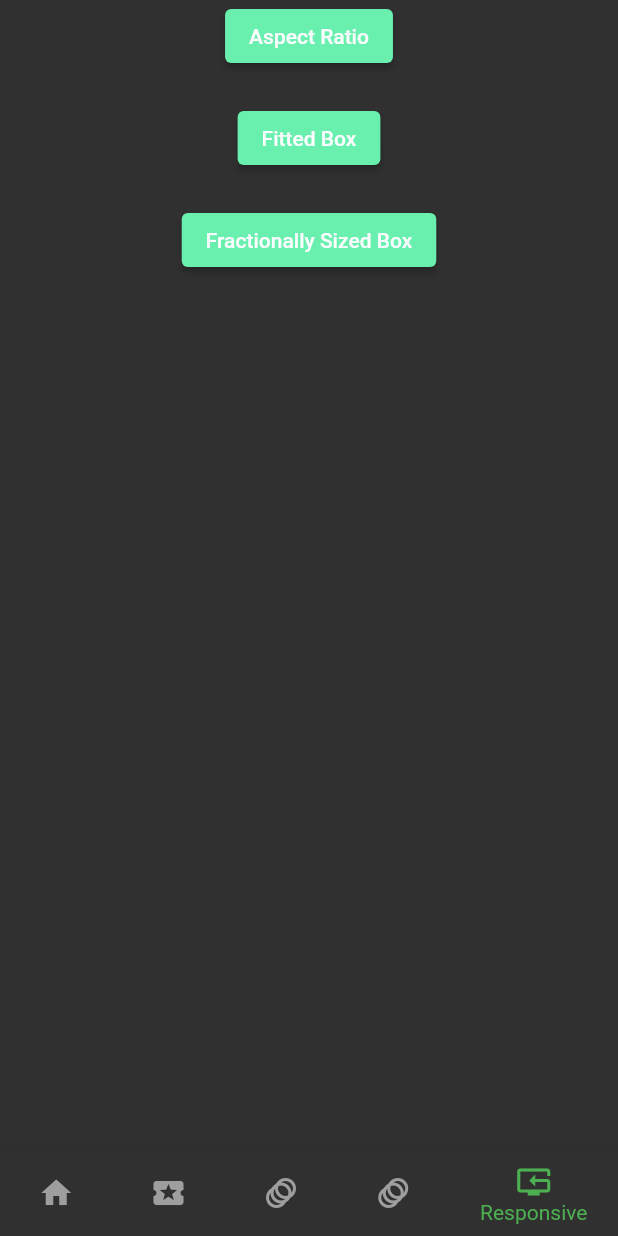
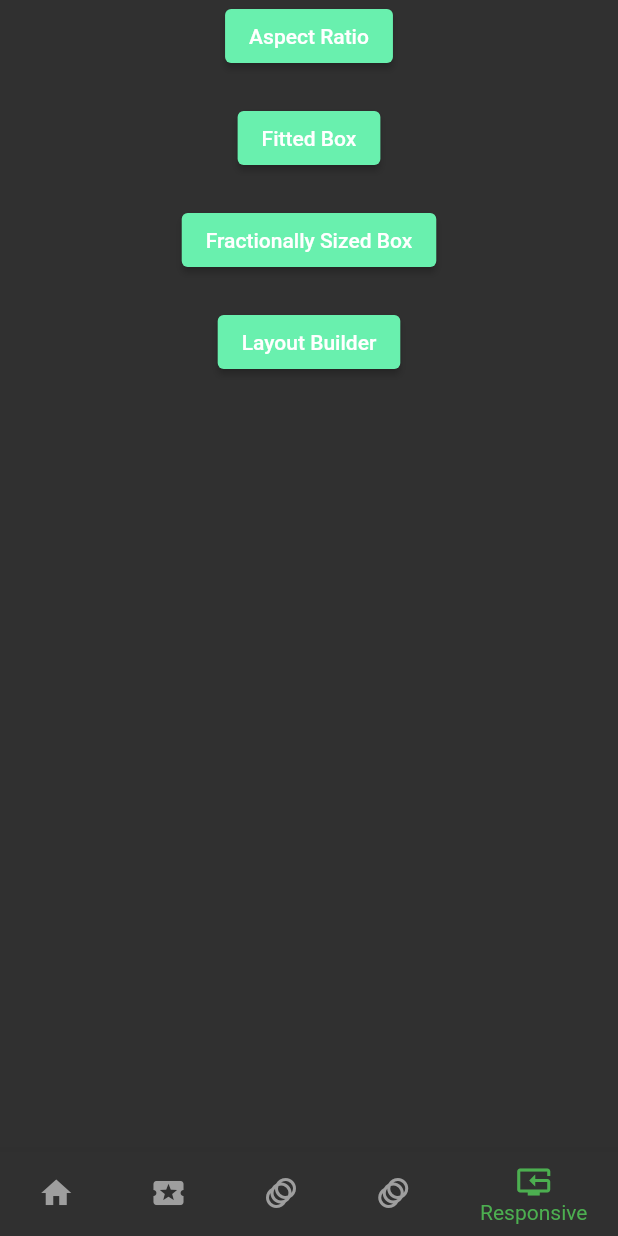
Before and after one commit to irfan701/Flutter, a Flutter app: the screen it shows after launch, item 5 of the bottom bar chosen, on a phone screen of 412 x 824 dp. Run offline on Flutter 3.47's test engine with Material 2 defaults, Android fonts, the light colour scheme and no system bars; our stand-ins replace get, google_fonts, lottie, rive; network calls fail.

Commit message:
Responsive LayoutBuilder
Responsive  LayoutBuilder

```diff
--- a/bin/day8/day_eight/lib/main.dart
+++ b/bin/day8/day_eight/lib/main.dart
@@ -7,6 +7,7 @@ import 'package:day_eight/pages/AnimationScreenTwo.dart';
 import 'package:day_eight/pages/ResAspectRatio.dart';
 import 'package:day_eight/pages/ResFittedBox.dart';
 import 'package:day_eight/pages/ResFractionallySizedBox.dart';
+import 'package:day_eight/pages/ResLayoutBuilder.dart';
 import 'package:flutter/material.dart';
 import 'package:get/get.dart';
 import 'package:get/get_navigation/get_navigation.dart';
@@ -28,6 +29,7 @@ class MyApp extends StatelessWidget {
           'res-one': (context) => ResAspectRatio(),
           'res-two': (context) => ResFittedBox(),
           'res-three': (context) => ResFractionallySizedBox(),
+          'res-four': (context) => ResLayoutBuilder(),
         },
         translations: Languages(),
         //locale: Get.deviceLocale,
--- a/bin/day8/day_eight/lib/pages/Responsive.dart
+++ b/bin/day8/day_eight/lib/pages/Responsive.dart
@@ -33,6 +33,14 @@ class Responsive extends StatelessWidget {
                   Navigator.pushNamed(context, 'res-three');
                 },
                 child: Text("Fractionally Sized Box")),
+            SizedBox(
+              height: 20,
+            ),
+            ElevatedButton(
+                onPressed: () {
+                  Navigator.pushNamed(context, 'res-four');
+                },
+                child: Text("Layout Builder")),
           ],
         ),
       ),
```
Also changed, not shown: bin/day8/day_eight/lib/pages/ResLayoutBuilder.dart (added, +35 -0 lines).
